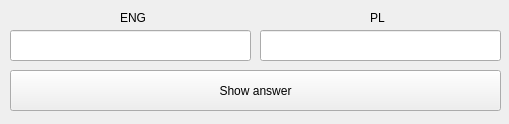
Above: wordsteacher.ui from edyp87/eng before the change. Below: the same form after it.
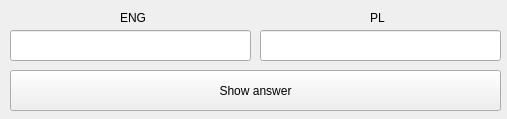
That is the form after the change.

Commit message: Randomly choose which language version show.

What changed in the file:
```diff
--- a/wordsteacher.ui
+++ b/wordsteacher.ui
@@ -6,8 +6,8 @@
    <rect>
     <x>0</x>
     <y>0</y>
-    <width>509</width>
-    <height>124</height>
+    <width>507</width>
+    <height>119</height>
    </rect>
   </property>
   <property name="windowTitle">
```
The commit also changes 2 other files.
